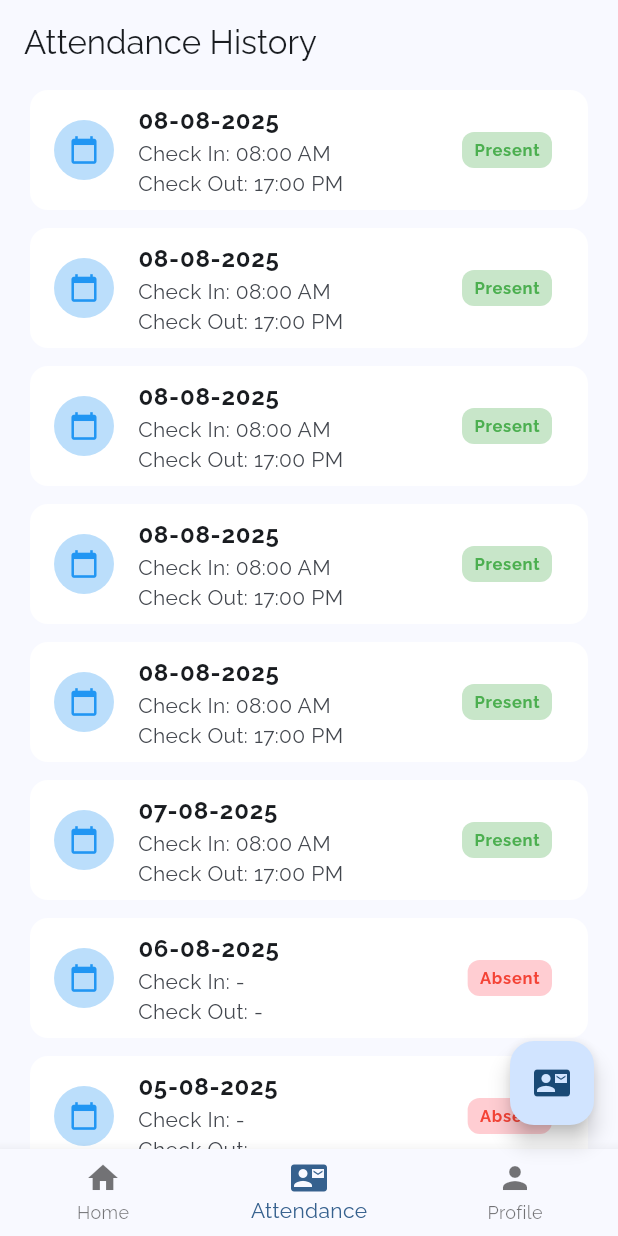
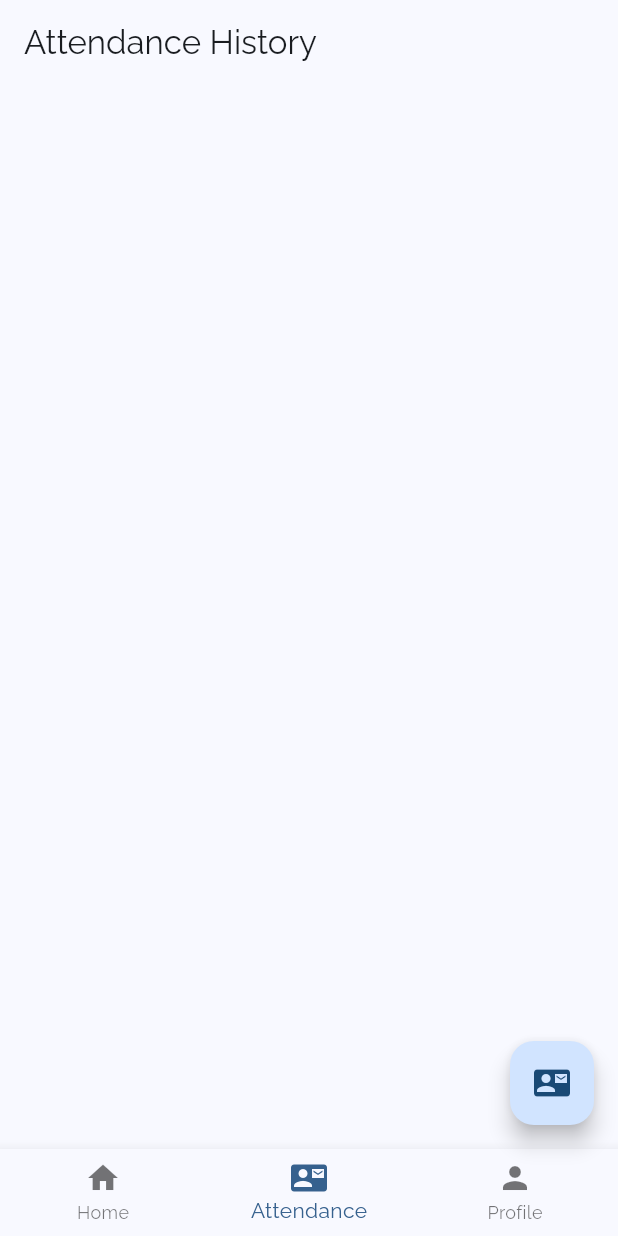
Before and after one commit to kuntowck/hr_attendance_tracker, a Flutter app: the screen it shows after launch, item 2 of the bottom bar chosen, on a phone screen of 412 x 824 dp. Run offline on Flutter 3.47's test engine with Material 3 defaults, Android fonts, the light colour scheme and no system bars; our stand-ins replace google_fonts.

Commit message:
Mini Project 3: create feature attendance record and attendance history using Provider

```diff
--- a/lib/models/attendance_model.dart
+++ b/lib/models/attendance_model.dart
@@ -1,13 +1,18 @@
 class AttendanceModel {
-  DateTime date;
-  DateTime checkIn;
-  DateTime checkOut;
-  String status;
+  String date;
+  String checkIn;
+  String? checkOut;
+  String? status;
 
   AttendanceModel({
     required this.date,
     required this.checkIn,
-    required this.checkOut,
-    required this.status,
+    this.checkOut,
+    this.status,
   });
+
+  @override
+  String toString() {
+    return 'Attendance(date: $date, checkin: $checkIn, checkout: $checkOut, status: $status)';
+  }
 }
--- a/lib/providers/attendance_provider.dart
+++ b/lib/providers/attendance_provider.dart
@@ -1,18 +1,43 @@
 import 'package:flutter/material.dart';
+import 'package:intl/intl.dart';
 import 'package:hr_attendance_tracker/models/attendance_model.dart';
 
 class AttendanceProvider extends ChangeNotifier {
-  final List<AttendanceModel> _records = [];
+  AttendanceModel? _attendanceRecord;
+  final List<AttendanceModel> _attendanceHistory = [];
+  bool _isCheckedIn = false;
 
-  List<AttendanceModel> get records => _records;
+  AttendanceModel? get record => _attendanceRecord;
+  List<AttendanceModel> get history => _attendanceHistory;
+  bool get isCheckedIn => _isCheckedIn;
 
-  void addRecord(AttendanceModel attendance) {
-    _records.add(attendance);
+  String formattedDate = DateFormat('EEEE, d MMM').format(DateTime.now());
+  String formattedTime = DateFormat('HH:mm').format(DateTime.now());
+
+  void checkIn() {
+    _attendanceRecord = AttendanceModel(
+      date: formattedDate,
+      checkIn: DateFormat('HH:mm').format(DateTime.now()),
+      checkOut: null,
+      status: 'In Progress',
+    );
+
+    _isCheckedIn = true;
+
     notifyListeners();
   }
 
-  void updateRecord(int index, AttendanceModel attendance) {
-    _records[index] = attendance;
-    notifyListeners();
+  void checkOut() {
+    if (_attendanceRecord != null) {
+      _attendanceRecord!.checkOut = DateFormat('HH:mm').format(DateTime.now());
+
+      _attendanceRecord!.status = 'Present';
+
+      _attendanceHistory.add(_attendanceRecord!);
+      _attendanceRecord = null;
+      _isCheckedIn = false;
+
+      notifyListeners();
+    }
   }
 }
--- a/lib/screens/attendance_history_screen.dart
+++ b/lib/screens/attendance_history_screen.dart
@@ -1,94 +1,96 @@
 import 'package:flutter/material.dart';
+import 'package:hr_attendance_tracker/providers/attendance_provider.dart';
+import 'package:hr_attendance_tracker/widgets/attendance_status.dart';
+import 'package:provider/provider.dart';
 
 class AttendanceHistoryScreen extends StatelessWidget {
   const AttendanceHistoryScreen({super.key});
 
   @override
   Widget build(BuildContext context) {
-    final List<Map<String, String>> attendanceData = [
-      {
-        "date": "08-08-2025",
-        "checkIn": "08:00 AM",
-        "checkOut": "17:00 PM",
-        "status": "Present",
-      },
-      {
-        "date": "08-08-2025",
-        "checkIn": "08:00 AM",
-        "checkOut": "17:00 PM",
-        "status": "Present",
-      },
-      {
-        "date": "08-08-2025",
-        "checkIn": "08:00 AM",
-        "checkOut": "17:00 PM",
-        "status": "Present",
-      },
-      {
-        "date": "08-08-2025",
-        "checkIn": "08:00 AM",
-        "checkOut": "17:00 PM",
-        "status": "Present",
-      },
-      {
-        "date": "08-08-2025",
-        "checkIn": "08:00 AM",
-        "checkOut": "17:00 PM",
-        "status": "Present",
-      },
-      {
-        "date": "07-08-2025",
-        "checkIn": "08:00 AM",
-        "checkOut": "17:00 PM",
-        "status": "Present",
-      },
-      {
-        "date": "06-08-2025",
-        "checkIn": "-",
-        "checkOut": "-",
-        "status": "Absent",
-      },
-      {
-        "date": "05-08-2025",
-        "checkIn": "-",
-        "checkOut": "-",
-        "status": "Absent",
-      },
-      {
-        "date": "04-08-2025",
-        "checkIn": "08:00 AM",
-        "checkOut": "17:00 PM",
-        "status": "Present",
-      },
-      {
-        "date": "03-08-2025",
-        "checkIn": "-",
-        "checkOut": "-",
-        "status": "Absent",
-      },
-      {
-        "date": "02-08-2025",
-        "checkIn": "08:00 AM",
-        "checkOut": "17:00 PM",
-        "status": "Present",
-      },
-    ];
+    final attendanceProvider = context.read<AttendanceProvider>();
+
+    // final List<Map<String, String>> attendanceData = [
+    //   {
+    //     "date": "08-08-2025",
+    //     "checkIn": "08:00 AM",
+    //     "checkOut": "17:00 PM",
+    //     "status": "Present",
+    //   },
+    //   {
+    //     "date": "08-08-2025",
+    //     "checkIn": "08:00 AM",
+    //     "checkOut": "17:00 PM",
+    //     "status": "Present",
+    //   },
+    //   {
+    //     "date": "08-08-2025",
+    //     "checkIn": "08:00 AM",
+    //     "checkOut": "17:00 PM",
+    //     "status": "Present",
+    //   },
+    //   {
+    //     "date": "08-08-2025",
+    //     "checkIn": "08:00 AM",
+    //     "checkOut": "17:00 PM",
+    //     "status": "Present",
+    //   },
+    //   {
+    //     "date": "08-08-2025",
+    //     "checkIn": "08:00 AM",
+    //     "checkOut": "17:00 PM",
+    //     "status": "Present",
+    //   },
+    //   {
+    //     "date": "07-08-2025",
+    //     "checkIn": "08:00 AM",
+    //     "checkOut": "17:00 PM",
+    //     "status": "Present",
+    //   },
+    //   {
+    //     "date": "06-08-2025",
+    //     "checkIn": "-",
+    //     "checkOut": "-",
+    //     "status": "Absent",
+    //   },
+    //   {
+    //     "date": "05-08-2025",
+    //     "checkIn": "-",
+    //     "checkOut": "-",
+    //     "status": "Absent",
+    //   },
+    //   {
+    //     "date": "04-08-2025",
+    //     "checkIn": "08:00 AM",
+    //     "checkOut": "17:00 PM",
+    //     "status": "Present",
+    //   },
+    //   {
+    //     "date": "03-08-2025",
+    //     "checkIn": "-",
+    //     "checkOut": "-",
+    //     "status": "Absent",
+    //   },
+    //   {
+    //     "date": "02-08-2025",
+    //     "checkIn": "08:00 AM",
+    //     "checkOut": "17:00 PM",
+    //     "status": "Present",
+    //   },
+    // ];
 
     return Scaffold(
       appBar: AppBar(title: const Text("Attendance History")),
       body: SafeArea(
         child: Padding(
           padding: const EdgeInsets.symmetric(horizontal: 16.0),
-          child: Container(
-            decoration: BoxDecoration(borderRadius: BorderRadius.circular(16)),
-            child: ListView.separated(
-              itemCount: attendanceData.length,
-              separatorBuilder: (context, index) => const SizedBox(height: 4),
-              itemBuilder: (context, index) {
-                final item = attendanceData[index];
-                return _tile(item);
-              },
-            ),
+          child: ListView.separated(
+            itemCount: attendanceProvider.history.length,
+            separatorBuilder: (context, index) => const SizedBox(height: 4),
+            itemBuilder: (context, index) {
+              final item = attendanceProvider.history[index];
+              return _tile(item);
+            },
           ),
         ),
       ),
@@ -107,32 +109,17 @@ Widget _tile(item) {
         child: Icon(Icons.calendar_today, color: Colors.blue, size: 20),
       ),
       title: Text(
-        item["date"]!,
+        item.date!,
         style: const TextStyle(fontWeight: FontWeight.bold),
       ),
       subtitle: Column(
         crossAxisAlignment: CrossAxisAlignment.start,
         children: [
-          Text("Check In: ${item["checkIn"]}"),
-          Text("Check Out: ${item["checkOut"]}"),
+          Text("Check In: ${item.checkIn}"),
+          Text("Check Out: ${item.checkOut}"),
         ],
       ),
-      trailing: Container(
-        padding: const EdgeInsets.symmetric(vertical: 4, horizontal: 8),
-        decoration: BoxDecoration(
-          color: item["status"] == "Present"
-              ? Colors.green.shade100
-              : Colors.red.shade100,
-          borderRadius: BorderRadius.circular(8),
-        ),
-        child: Text(
-          item["status"]!,
-          style: TextStyle(
-            color: item["status"] == "Present" ? Colors.green : Colors.red,
-            fontWeight: FontWeight.bold,
-          ),
-        ),
-      ),
+      trailing: AttendanceStatus(status: item.status),
     ),
   );
 }
--- a/pubspec.yaml
+++ b/pubspec.yaml
@@ -11,6 +11,7 @@ dependencies:
     sdk: flutter
   google_fonts: ^6.1.0
   provider: ^6.1.1
+  intl: ^0.19.0
 
 dev_dependencies:
   flutter_test:
```
Also changed, not shown: lib/screens/employee_profile_screen.dart (+8 -8 lines), lib/screens/home_screen.dart (+81 -8 lines), lib/widgets/attendance_status.dart (added, +33 -0 lines), pubspec.lock.
